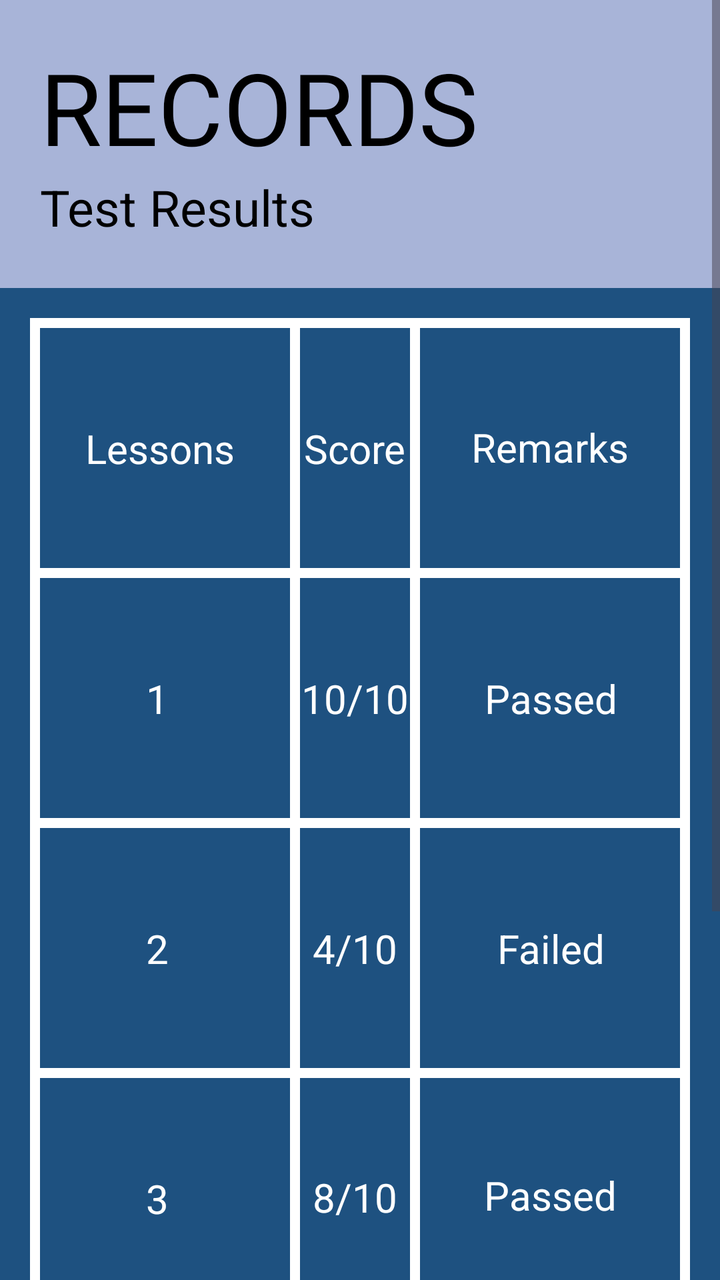
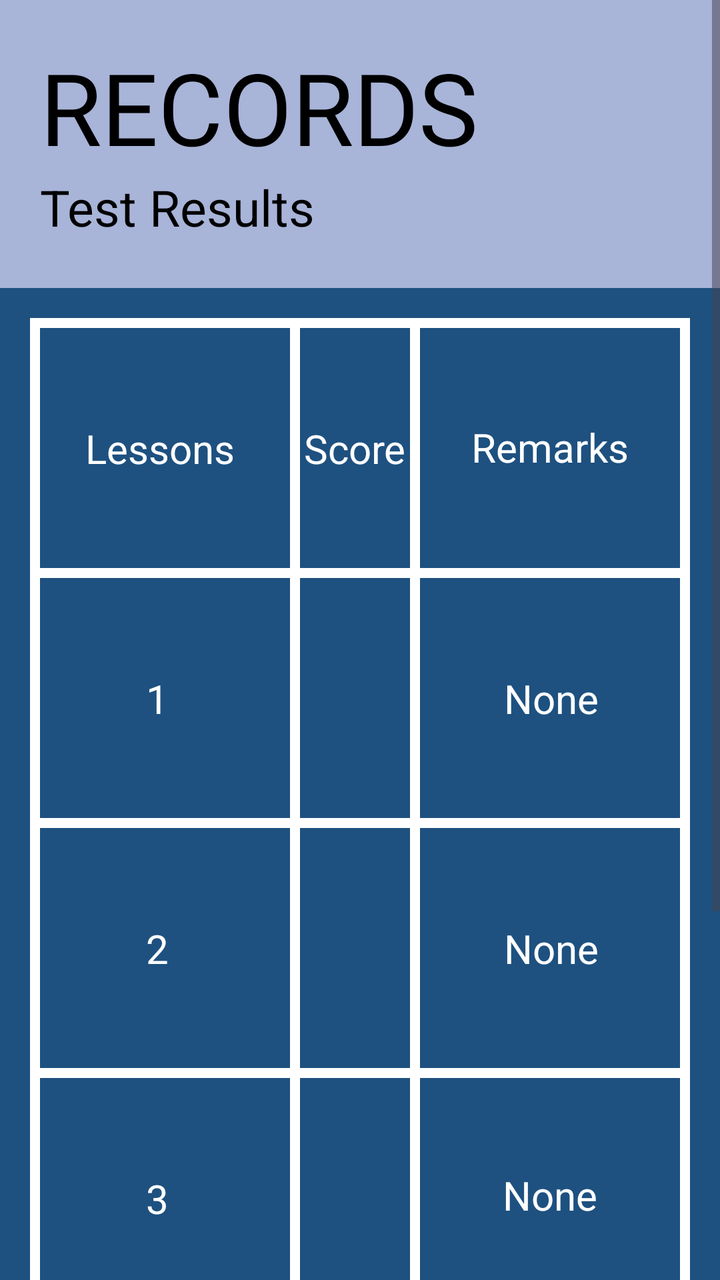

Compare the two renders of this Android layout. The source of the first and the diff that turns it into the second are given below.
<!-- AndroidManifest.xml: application theme Theme.FinalsApplication -->
<!-- res/layout/records_page1.xml -->
<?xml version="1.0" encoding="utf-8"?>
<RelativeLayout xmlns:android="http://schemas.android.com/apk/res/android"
    android:layout_width="match_parent"
    android:layout_height="match_parent"
    xmlns:tools="http://schemas.android.com/tools"
    xmlns:app="http://schemas.android.com/apk/res-auto"
    android:background="@color/ourBlue">

    <ScrollView
        android:layout_width="409dp"
        android:layout_height="729dp"
        tools:layout_editor_absoluteX="1dp"
        tools:layout_editor_absoluteY="1dp">

        <LinearLayout
            android:layout_width="match_parent"
            android:layout_height="wrap_content"
            android:orientation="vertical">

            <LinearLayout
                android:layout_width="match_parent"
                android:layout_height="144dp"
                android:background="#a8b4d8"
                android:orientation="vertical">

                <TextView
                    android:id="@+id/mainLabel1"
                    android:layout_width="wrap_content"
                    android:layout_height="wrap_content"
                    android:layout_marginStart="20dp"
                    android:layout_marginTop="20dp"
                    android:fontFamily="@font/roboto_black"
                    android:text="RECORDS"
                    android:textColor="@color/black"
                    android:textSize="50sp" />

                <TextView
                    android:id="@+id/mainLabel2"
                    android:layout_width="225dp"
                    android:layout_height="wrap_content"
                    android:layout_marginStart="20dp"
                    android:layout_marginBottom="20dp"
                    android:text="Test Results"
                    android:textColor="@color/black"
                    android:textSize="25sp" />

            </LinearLayout>

            <androidx.constraintlayout.widget.ConstraintLayout
                android:layout_width="match_parent"
                android:layout_height="655dp">

                <TextView
                    android:id="@+id/l2Label"
                    android:layout_width="wrap_content"
                    android:layout_height="wrap_content"
                    android:text="2"
                    android:textColor="@color/white"
                    android:textSize="20sp"
                    app:layout_constraintBottom_toTopOf="@+id/linearLayout8"
                    app:layout_constraintEnd_toStartOf="@+id/linearLayout5"
                    app:layout_constraintHorizontal_bias="0.49"
                    app:layout_constraintStart_toStartOf="@+id/linearLayout7"
                    app:layout_constraintTop_toBottomOf="@+id/linearLayout7" />

                <TextView
                    android:id="@+id/l3Label"
                    android:layout_width="wrap_content"
                    android:layout_height="wrap_content"
                    android:text="3"
                    android:textColor="@color/white"
                    android:textSize="20sp"
                    app:layout_constraintBottom_toTopOf="@+id/linearLayout10"
                    app:layout_constraintEnd_toStartOf="@+id/linearLayout5"
                    app:layout_constraintHorizontal_bias="0.49"
                    app:layout_constraintStart_toStartOf="@+id/linearLayout7"
                    app:layout_constraintTop_toBottomOf="@+id/linearLayout8" />

                <TextView
                    android:id="@+id/l3Score"
                    android:layout_width="wrap_content"
                    android:layout_height="wrap_content"
                    android:text="8/10"
                    android:textColor="@color/white"
                    android:textSize="20sp"
                    app:layout_constraintBottom_toTopOf="@+id/linearLayout10"
                    app:layout_constraintEnd_toStartOf="@+id/linearLayout9"
                    app:layout_constraintStart_toEndOf="@+id/linearLayout5"
                    app:layout_constraintTop_toBottomOf="@+id/linearLayout8"
                    app:layout_constraintVertical_bias="0.494" />

                <TextView
                    android:id="@+id/l3Remarks"
                    android:layout_width="wrap_content"
                    android:layout_height="wrap_content"
                    android:text="Passed"
                    android:textColor="@color/white"
                    android:textSize="20sp"
                    app:layout_constraintBottom_toTopOf="@+id/linearLayout10"
                    app:layout_constraintEnd_toStartOf="@+id/linearLayout4"
                    app:layout_constraintStart_toEndOf="@+id/linearLayout9"
                    app:layout_constraintTop_toBottomOf="@+id/linearLayout8"
                    app:layout_constraintVertical_bias="0.483" />

                <TextView
                    android:id="@+id/sumLabel"
                    android:layout_width="wrap_content"
                    android:layout_height="wrap_content"
                    android:text="Summative"
                    android:textColor="@color/white"
                    android:textSize="20sp"
                    app:layout_constraintBottom_toTopOf="@+id/linearLayout2"
                    app:layout_constraintEnd_toStartOf="@+id/linearLayout5"
                    app:layout_constraintHorizontal_bias="0.49"
                    app:layout_constraintStart_toStartOf="@+id/linearLayout7"
                    app:layout_constraintTop_toBottomOf="@+id/linearLayout10" />

                <LinearLayout
                    android:id="@+id/linearLayout"
                    android:layout_width="match_parent"
                    android:layout_height="5dp"
                    android:layout_marginStart="15dp"
                    android:layout_marginTop="15dp"
                    android:layout_marginEnd="15dp"
                    android:background="@color/white"
                    android:orientation="horizontal"
                    app:layout_constraintEnd_toEndOf="parent"
                    app:layout_constraintStart_toStartOf="parent"
                    app:layout_constraintTop_toTopOf="parent">

                </LinearLayout>

                <LinearLayout
                    android:id="@+id/linearLayout2"
                    android:layout_width="match_parent"
                    android:layout_height="5dp"
                    android:layout_marginStart="15dp"
                    android:layout_marginEnd="15dp"
                    android:layout_marginBottom="15dp"
                    android:background="@color/white"
                    android:orientation="horizontal"
                    app:layout_constraintBottom_toBottomOf="parent"
                    app:layout_constraintEnd_toEndOf="parent"
                    app:layout_constraintHorizontal_bias="1.0"
                    app:layout_constraintStart_toStartOf="parent"></LinearLayout>

                <LinearLayout
                    android:id="@+id/linearLayout3"
                    android:layout_width="5dp"
                    android:layout_height="match_parent"
                    android:layout_marginStart="15dp"
                    android:layout_marginTop="15dp"
                    android:layout_marginBottom="15dp"
                    android:background="@color/white"
                    android:orientation="vertical"
                    app:layout_constraintBottom_toTopOf="@+id/linearLayout2"
                    app:layout_constraintStart_toStartOf="parent"
                    app:layout_constraintTop_toTopOf="parent">

                </LinearLayout>

                <LinearLayout
                    android:id="@+id/linearLayout4"
                    android:layout_width="5dp"
                    android:layout_height="match_parent"
                    android:layout_marginTop="15dp"
                    android:layout_marginEnd="15dp"
                    android:layout_marginBottom="15dp"
                    android:background="@color/white"
                    android:orientation="vertical"
                    app:layout_constraintBottom_toTopOf="@+id/linearLayout2"
                    app:layout_constraintEnd_toEndOf="parent"
                    app:layout_constraintTop_toTopOf="parent"></LinearLayout>

                <LinearLayout
                    android:id="@+id/linearLayout5"
                    android:layout_width="5dp"
                    android:layout_height="match_parent"
                    android:layout_marginStart="130dp"
                    android:layout_marginTop="15dp"
                    android:layout_marginBottom="15dp"
                    android:background="@color/white"
                    android:orientation="vertical"
                    app:layout_constraintBottom_toTopOf="@+id/linearLayout2"
                    app:layout_constraintStart_toStartOf="@+id/linearLayout3"
                    app:layout_constraintTop_toTopOf="parent">

                </LinearLayout>

                <LinearLayout
                    android:id="@+id/linearLayout9"
                    android:layout_width="5dp"
                    android:layout_height="match_parent"
                    android:layout_marginTop="15dp"
                    android:layout_marginEnd="130dp"
                    android:layout_marginBottom="15dp"
                    android:background="@color/white"
                    android:orientation="vertical"
                    app:layout_constraintBottom_toTopOf="@+id/linearLayout2"
                    app:layout_constraintEnd_toStartOf="@+id/linearLayout4"
                    app:layout_constraintTop_toTopOf="parent">

                </LinearLayout>

                <LinearLayout
                    android:id="@+id/linearLayout6"
                    android:layout_width="match_parent"
                    android:layout_height="5dp"
                    android:layout_marginStart="15dp"
                    android:layout_marginTop="120dp"
                    android:layout_marginEnd="15dp"
                    android:background="@color/white"
                    android:orientation="horizontal"
                    app:layout_constraintEnd_toEndOf="parent"
                    app:layout_constraintStart_toStartOf="parent"
                    app:layout_constraintTop_toBottomOf="@+id/linearLayout">

                </LinearLayout>

                <LinearLayout
                    android:id="@+id/linearLayout7"
                    android:layout_width="match_parent"
                    android:layout_height="5dp"
                    android:layout_marginStart="15dp"
                    android:layout_marginTop="120dp"
                    android:layout_marginEnd="15dp"
                    android:background="@color/white"
                    android:orientation="horizontal"
                    app:layout_constraintEnd_toEndOf="parent"
                    app:layout_constraintHorizontal_bias="0.586"
                    app:layout_constraintStart_toStartOf="parent"
                    app:layout_constraintTop_toBottomOf="@+id/linearLayout6">

                </LinearLayout>

                <LinearLayout
                    android:id="@+id/linearLayout8"
                    android:layout_width="match_parent"
                    android:layout_height="5dp"
                    android:layout_marginStart="15dp"
                    android:layout_marginTop="120dp"
                    android:layout_marginEnd="15dp"
                    android:background="@color/white"
                    android:orientation="horizontal"
                    app:layout_constraintEnd_toEndOf="parent"
                    app:layout_constraintHorizontal_bias="0.517"
                    app:layout_constraintStart_toStartOf="parent"
                    app:layout_constraintTop_toBottomOf="@+id/linearLayout7">

                </LinearLayout>

                <TextView
                    android:id="@+id/lessonLabel"
                    android:layout_width="wrap_content"
                    android:layout_height="wrap_content"
                    android:text="Lessons"
                    android:textColor="@color/white"
                    android:textSize="20sp"
                    app:layout_constraintBottom_toTopOf="@+id/linearLayout6"
                    app:layout_constraintEnd_toStartOf="@+id/linearLayout5"
                    app:layout_constraintStart_toStartOf="@+id/linearLayout7"
                    app:layout_constraintTop_toBottomOf="@+id/linearLayout" />

                <TextView
                    android:id="@+id/l1Label"
                    android:layout_width="wrap_content"
                    android:layout_height="wrap_content"
                    android:text="1"
                    android:textColor="@color/white"
                    android:textSize="20sp"
                    app:layout_constraintBottom_toTopOf="@+id/linearLayout7"
                    app:layout_constraintEnd_toStartOf="@+id/linearLayout5"
                    app:layout_constraintHorizontal_bias="0.49"
                    app:layout_constraintStart_toStartOf="@+id/linearLayout7"
                    app:layout_constraintTop_toBottomOf="@+id/linearLayout6" />

                <TextView
                    android:id="@+id/scoreLabel"
                    android:layout_width="wrap_content"
                    android:layout_height="wrap_content"
                    android:text="Score"
                    android:textColor="@color/white"
                    android:textSize="20sp"
                    app:layout_constraintBottom_toTopOf="@+id/linearLayout6"
                    app:layout_constraintEnd_toStartOf="@+id/linearLayout9"
                    app:layout_constraintStart_toEndOf="@+id/linearLayout5"
                    app:layout_constraintTop_toBottomOf="@+id/linearLayout" />

                <TextView
                    android:id="@+id/l1Score"
                    android:layout_width="wrap_content"
                    android:layout_height="wrap_content"
                    android:text="10/10"
                    android:textColor="@color/white"
                    android:textSize="20sp"
                    app:layout_constraintBottom_toTopOf="@+id/linearLayout7"
                    app:layout_constraintEnd_toStartOf="@+id/linearLayout9"
                    app:layout_constraintHorizontal_bias="0.547"
                    app:layout_constraintStart_toEndOf="@+id/linearLayout5"
                    app:layout_constraintTop_toBottomOf="@+id/linearLayout6" />

                <TextView
                    android:id="@+id/l2Score"
                    android:layout_width="wrap_content"
                    android:layout_height="wrap_content"
                    android:text="4/10"
                    android:textColor="@color/white"
                    android:textSize="20sp"
                    app:layout_constraintBottom_toTopOf="@+id/linearLayout8"
                    app:layout_constraintEnd_toStartOf="@+id/linearLayout9"
                    app:layout_constraintHorizontal_bias="0.49"
                    app:layout_constraintStart_toEndOf="@+id/linearLayout5"
                    app:layout_constraintTop_toBottomOf="@+id/linearLayout7" />

                <TextView
                    android:id="@+id/sumScore"
                    android:layout_width="wrap_content"
                    android:layout_height="wrap_content"
                    android:text="9/10"
                    android:textColor="@color/white"
                    android:textSize="20sp"
                    app:layout_constraintBottom_toTopOf="@+id/linearLayout2"
                    app:layout_constraintEnd_toStartOf="@+id/linearLayout9"
                    app:layout_constraintHorizontal_bias="0.49"
                    app:layout_constraintStart_toEndOf="@+id/linearLayout5"
                    app:layout_constraintTop_toBottomOf="@+id/linearLayout10" />

                <TextView
                    android:id="@+id/remarkLabel"
                    android:layout_width="wrap_content"
                    android:layout_height="wrap_content"
                    android:text="Remarks"
                    android:textColor="@color/white"
                    android:textSize="20sp"
                    app:layout_constraintBottom_toTopOf="@+id/linearLayout6"
                    app:layout_constraintEnd_toStartOf="@+id/linearLayout4"
                    app:layout_constraintStart_toEndOf="@+id/linearLayout9"
                    app:layout_constraintTop_toBottomOf="@+id/linearLayout"
                    app:layout_constraintVertical_bias="0.494" />

                <TextView
                    android:id="@+id/l1Remarks"
                    android:layout_width="wrap_content"
                    android:layout_height="wrap_content"
                    android:text="Passed"
                    android:textColor="@color/white"
                    android:textSize="20sp"
                    app:layout_constraintBottom_toTopOf="@+id/linearLayout7"
                    app:layout_constraintEnd_toStartOf="@+id/linearLayout4"
                    app:layout_constraintHorizontal_bias="0.509"
                    app:layout_constraintStart_toEndOf="@+id/linearLayout9"
                    app:layout_constraintTop_toBottomOf="@+id/linearLayout6" />

                <TextView
                    android:id="@+id/l2Remarks"
                    android:layout_width="wrap_content"
                    android:layout_height="wrap_content"
                    android:text="Failed"
                    android:textColor="@color/white"
                    android:textSize="20sp"
                    app:layout_constraintBottom_toTopOf="@+id/linearLayout8"
                    app:layout_constraintEnd_toStartOf="@+id/linearLayout4"
                    app:layout_constraintHorizontal_bias="0.509"
                    app:layout_constraintStart_toEndOf="@+id/linearLayout9"
                    app:layout_constraintTop_toBottomOf="@+id/linearLayout7" />

                <TextView
                    android:id="@+id/sumRemarks"
                    android:layout_width="wrap_content"
                    android:layout_height="wrap_content"
                    android:text="Remarks"
                    android:textColor="@color/white"
                    android:textSize="20sp"
                    app:layout_constraintBottom_toTopOf="@+id/linearLayout2"
                    app:layout_constraintEnd_toStartOf="@+id/linearLayout4"
                    app:layout_constraintHorizontal_bias="0.509"
                    app:layout_constraintStart_toEndOf="@+id/linearLayout9"
                    app:layout_constraintTop_toBottomOf="@+id/linearLayout10" />

                <LinearLayout
                    android:id="@+id/linearLayout10"
                    android:layout_width="match_parent"
                    android:layout_height="5dp"
                    android:layout_marginStart="15dp"
                    android:layout_marginTop="120dp"
                    android:layout_marginEnd="15dp"
                    android:background="@color/white"
                    android:orientation="horizontal"
                    app:layout_constraintEnd_toEndOf="parent"
                    app:layout_constraintStart_toStartOf="parent"
                    app:layout_constraintTop_toBottomOf="@+id/linearLayout8"></LinearLayout>

            </androidx.constraintlayout.widget.ConstraintLayout>

            <LinearLayout
                android:layout_width="match_parent"
                android:layout_height="100dip"
                android:layout_alignParentBottom="true"
                android:background="#a8b4d8">

                <ImageButton
                    android:id="@+id/backButton"
                    android:layout_width="76dp"
                    android:layout_height="wrap_content"
                    android:layout_marginStart="20dp"
                    android:layout_marginTop="20dp"
                    android:layout_marginBottom="20dp"
                    android:background="?android:attr/selectableItemBackground"
                    android:scaleType="fitCenter"
                    android:src="@drawable/arrowleft" />
            </LinearLayout>

        </LinearLayout>
    </ScrollView>
</RelativeLayout>
<!-- resources referenced by this layout -->
<resources>
  <color name="black">#000000</color>
  <color name="ourBlue">#1e5180</color>
  <color name="white">#FFFFFFFF</color>
  <!-- drawable arrowleft: png bitmap (drawable, 16559 bytes) -->
  <style name="Theme.FinalsApplication" parent="Base.Theme.FinalsApplication" />
  <style name="Base.Theme.FinalsApplication" parent="Theme.Material3.DayNight.NoActionBar">
          
          
          <item name="android:statusBarColor">#00000000</item>
      </style>
</resources>

<!-- the commit's change to res/layout/records_page1.xml (unified diff, before → after) -->
@@ -80,7 +80,6 @@
                     android:id="@+id/l3Score"
                     android:layout_width="wrap_content"
                     android:layout_height="wrap_content"
-                    android:text="8/10"
                     android:textColor="@color/white"
                     android:textSize="20sp"
                     app:layout_constraintBottom_toTopOf="@+id/linearLayout10"
@@ -93,7 +92,7 @@
                     android:id="@+id/l3Remarks"
                     android:layout_width="wrap_content"
                     android:layout_height="wrap_content"
-                    android:text="Passed"
+                    android:text="None"
                     android:textColor="@color/white"
                     android:textSize="20sp"
                     app:layout_constraintBottom_toTopOf="@+id/linearLayout10"
@@ -290,7 +289,6 @@
                     android:id="@+id/l1Score"
                     android:layout_width="wrap_content"
                     android:layout_height="wrap_content"
-                    android:text="10/10"
                     android:textColor="@color/white"
                     android:textSize="20sp"
                     app:layout_constraintBottom_toTopOf="@+id/linearLayout7"
@@ -303,7 +301,6 @@
                     android:id="@+id/l2Score"
                     android:layout_width="wrap_content"
                     android:layout_height="wrap_content"
-                    android:text="4/10"
                     android:textColor="@color/white"
                     android:textSize="20sp"
                     app:layout_constraintBottom_toTopOf="@+id/linearLayout8"
@@ -316,7 +313,6 @@
                     android:id="@+id/sumScore"
                     android:layout_width="wrap_content"
                     android:layout_height="wrap_content"
-                    android:text="9/10"
                     android:textColor="@color/white"
                     android:textSize="20sp"
                     app:layout_constraintBottom_toTopOf="@+id/linearLayout2"
@@ -342,7 +338,7 @@
                     android:id="@+id/l1Remarks"
                     android:layout_width="wrap_content"
                     android:layout_height="wrap_content"
-                    android:text="Passed"
+                    android:text="None"
                     android:textColor="@color/white"
                     android:textSize="20sp"
                     app:layout_constraintBottom_toTopOf="@+id/linearLayout7"
@@ -355,7 +351,7 @@
                     android:id="@+id/l2Remarks"
                     android:layout_width="wrap_content"
                     android:layout_height="wrap_content"
-                    android:text="Failed"
+                    android:text="None"
                     android:textColor="@color/white"
                     android:textSize="20sp"
                     app:layout_constraintBottom_toTopOf="@+id/linearLayout8"
@@ -368,7 +364,7 @@
                     android:id="@+id/sumRemarks"
                     android:layout_width="wrap_content"
                     android:layout_height="wrap_content"
-                    android:text="Remarks"
+                    android:text="None"
                     android:textColor="@color/white"
                     android:textSize="20sp"
                     app:layout_constraintBottom_toTopOf="@+id/linearLayout2"
